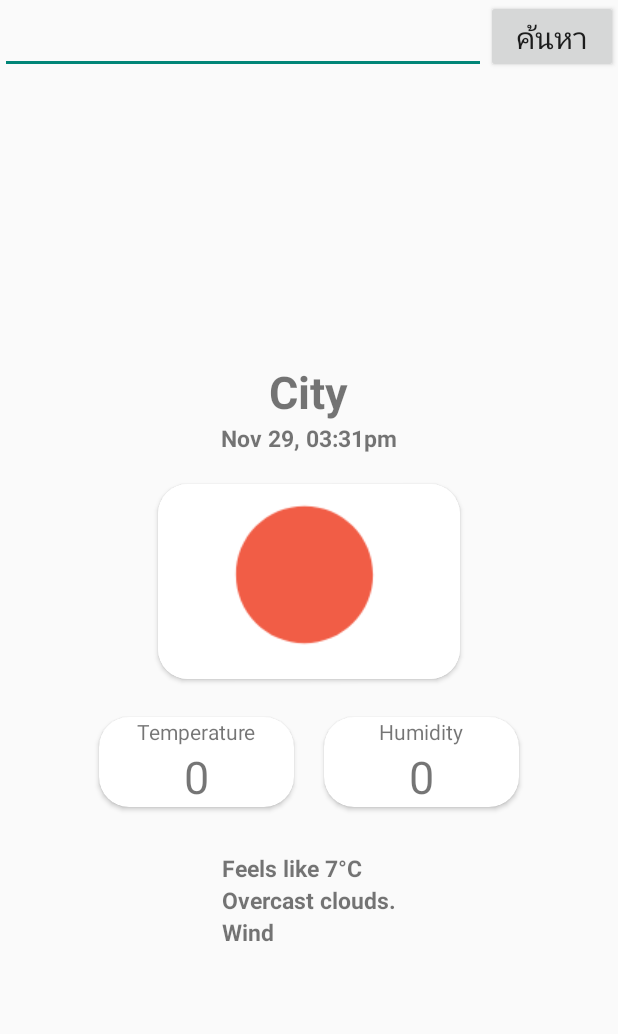
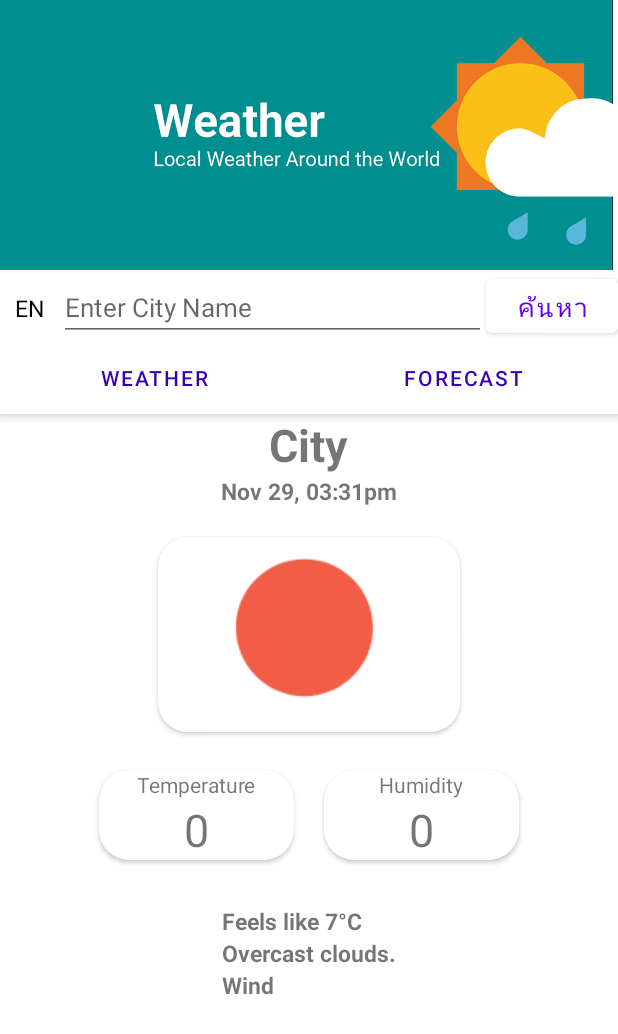
Before and after one commit to tchanaphon/AppGetWeather, an Android app: the screen it shows after launch (MainActivity), on a phone screen of 412 x 824 dp. Shown: the top 1034 px of the screen. Run offline under Robolectric (Android 15) with nearby library versions, the phone set to English and light mode, and no system bars; our stand-ins replace Dagger/Hilt's generated code, RxJava; libraries missing offline, so code that uses them is left out: io.reactivex.internal; network calls fail; 1 statement that could not run was skipped.

Commit message:
-CoordinatorLayout -Navigation Fragment & Navigation Graph

```diff
--- a/app/src/main/AndroidManifest.xml
+++ b/app/src/main/AndroidManifest.xml
@@ -11,7 +11,7 @@
         android:label="@string/app_name"
         android:roundIcon="@mipmap/ic_launcher_round"
         android:supportsRtl="true"
-        android:theme="@style/Theme.Design.Light.NoActionBar"
+        android:theme="@style/Theme.TestWeather"
         tools:targetApi="31">
         <activity
             android:name=".MainActivity"
--- a/app/src/main/java/com/example/testweather/ForecastFragment.kt
+++ b/app/src/main/java/com/example/testweather/ForecastFragment.kt
@@ -2,7 +2,6 @@ package com.example.testweather
 
 import android.app.Activity
 import android.content.Context
-import androidx.lifecycle.ViewModelProvider
 import android.os.Bundle
 import androidx.fragment.app.Fragment
 import android.view.LayoutInflater
@@ -12,9 +11,7 @@ import android.view.inputmethod.InputMethodManager
 import androidx.fragment.app.viewModels
 import androidx.lifecycle.Observer
 import androidx.recyclerview.widget.LinearLayoutManager
-import com.example.testweather.RecycleView.ForecastAdapter
-import com.example.testweather.api.OpenWeatherAPIRepository
-import com.example.testweather.api.OpenweatherAPI
+import com.example.testweather.adapters.ForecastAdapter
 import com.example.testweather.factory.ForcastViewModelFactory
 import com.example.testweather.databinding.FragmentForecastBinding
 import dagger.hilt.android.AndroidEntryPoint
--- a/app/src/main/java/com/example/testweather/MainActivity.kt
+++ b/app/src/main/java/com/example/testweather/MainActivity.kt
@@ -42,15 +42,6 @@ class MainActivity : AppCompatActivity() {
 //        //thread.isDaemon = true
 //        thread.start()
 
-        thread(start = true,isDaemon = false){
-            var aa = 0
-            for (i in 1..1000000){
-                val myApi : OpenweatherAPI = OpenweatherAPI.getInstance()
-                aa+=i
-                println(myApi.toString().plus(getTemType()+aa).plus(" ").plus(i))
-            }
-        }
-
 
 //        findNavController(R.id.forecastFragment)
 //        findNavController(R.id.weatherFragment).popBackStack()
--- a/app/src/main/java/com/example/testweather/WeatherFragment.kt
+++ b/app/src/main/java/com/example/testweather/WeatherFragment.kt
@@ -41,6 +41,7 @@ class WeatherFragment : Fragment() {
         super.onActivityCreated(savedInstanceState)
        // viewModel = ViewModelProvider(this,factory)[WeatherViewModel::class.java]
         getWeather("Bangkok")
+
     }
 
     @SuppressLint("SetTextI18n")
--- a/app/src/main/java/com/example/testweather/WeatherViewModel.kt
+++ b/app/src/main/java/com/example/testweather/WeatherViewModel.kt
@@ -36,13 +36,13 @@ class WeatherViewModel @Inject constructor(
 
     private val _weather2 :MutableSharedFlow<WeatherInfo2> = MutableSharedFlow()
 
-    init {
-        ScopeProvider.launch {
-            _weather2.collect { w ->
-                _weather.value = w
-            }
-        }
-    }
+//    init {
+//        ScopeProvider.launch {
+//            _weather2.collect { w ->
+//                _weather.value = w
+//            }
+//        }
+//    }
 
     fun getWeather2(q:String,appId:String,unit:String):Job{
         return ScopeProvider.launch {
--- a/app/src/main/java/com/example/testweather/RecycleView/ForecastAdapter.kt
+++ b/app/src/main/java/com/example/testweather/adapters/ForecastAdapter.kt
@@ -1,15 +1,11 @@
-package com.example.testweather.RecycleView
+package com.example.testweather.adapters
 
-import android.content.Context
 import android.view.LayoutInflater
-import android.view.View
 import android.view.ViewGroup
-import android.widget.TextView
 import androidx.databinding.DataBindingUtil
 import androidx.recyclerview.widget.RecyclerView
 import com.example.testweather.R
 import com.example.testweather.data.model.ForecastInfo
-import com.example.testweather.databinding.FragmentForecastBinding
 import com.example.testweather.databinding.LayoutListForecastBinding
 import com.example.testweather.getIcon
 import java.text.SimpleDateFormat
--- /dev/null
+++ b/app/src/main/java/com/example/testweather/adapters/PagerAdapter.kt
@@ -0,0 +1,25 @@
+package com.example.testweather.adapters
+
+import androidx.fragment.app.Fragment
+import androidx.viewpager2.adapter.FragmentStateAdapter
+import com.example.testweather.ForecastFragment
+import com.example.testweather.WeatherFragment
+
+const val WEATHER_PAGE_INDEX = 0
+const val FORECAST_PAGE_INDEX = 1
+
+class PagerAdapter(fragment: Fragment) : FragmentStateAdapter(fragment) {
+
+    private val tabFragment: Map<Int,() -> Fragment> = mapOf(
+        WEATHER_PAGE_INDEX to { WeatherFragment() },
+        FORECAST_PAGE_INDEX to { ForecastFragment() }
+    )
+
+    override fun getItemCount(): Int {
+        return tabFragment.size
+    }
+
+    override fun createFragment(position: Int): Fragment {
+        return tabFragment[position]?.invoke()?: throw IndexOutOfBoundsException()
+    }
+}
--- a/app/src/main/java/com/example/testweather/api/RetrofitManager.kt
+++ /dev/null
@@ -1,7 +0,0 @@
-package com.example.testweather.api
-
-import retrofit2.Retrofit
-
-class RetrofitManager(){
-
-}
--- /dev/null
+++ b/app/src/main/java/com/example/testweather/fragment/ViewPagerFragment.kt
@@ -0,0 +1,43 @@
+package com.example.testweather.fragment
+
+import android.os.Bundle
+import android.view.LayoutInflater
+import android.view.View
+import android.view.ViewGroup
+import androidx.appcompat.app.AppCompatActivity
+import androidx.fragment.app.Fragment
+import androidx.viewpager.widget.PagerAdapter
+import com.example.testweather.adapters.FORECAST_PAGE_INDEX
+import com.example.testweather.adapters.WEATHER_PAGE_INDEX
+import com.example.testweather.databinding.FragmentViewPagerBinding
+import com.google.android.material.tabs.TabLayoutMediator
+
+class ViewPagerFragment : Fragment(){
+    override fun onCreateView(
+        inflater: LayoutInflater,
+        container: ViewGroup?,
+        savedInstanceState: Bundle?
+    ): View? {
+        val binding = FragmentViewPagerBinding.inflate(inflater,container,false)
+        val tabLayout = binding.tabs
+        val viewPager = binding.viewPager
+
+        viewPager.adapter = com.example.testweather.adapters.PagerAdapter(this)
+
+        TabLayoutMediator(tabLayout,viewPager) {tab, position ->
+            tab.text = getTabTitle(position)
+        }.attach()
+
+        (activity as AppCompatActivity)
+
+        return binding.root
+    }
+
+    private fun getTabTitle(position: Int): String?{
+        return when(position){
+            WEATHER_PAGE_INDEX -> "Weather"
+            FORECAST_PAGE_INDEX -> "Forecast"
+            else -> null
+        }
+    }
+}
--- /dev/null
+++ b/app/src/main/res/drawable/tab_icon_color_selector.xml
@@ -0,0 +1,21 @@
+<?xml version="1.0" encoding="utf-8"?>
+<!--
+  ~ Copyright 2019 Google LLC
+  ~
+  ~ Licensed under the Apache License, Version 2.0 (the "License");
+  ~ you may not use this file except in compliance with the License.
+  ~ You may obtain a copy of the License at
+  ~
+  ~     https://www.apache.org/licenses/LICENSE-2.0
+  ~
+  ~ Unless required by applicable law or agreed to in writing, software
+  ~ distributed under the License is distributed on an "AS IS" BASIS,
+  ~ WITHOUT WARRANTIES OR CONDITIONS OF ANY KIND, either express or implied.
+  ~ See the License for the specific language governing permissions and
+  ~ limitations under the License.
+  -->
+
+<selector xmlns:android="http://schemas.android.com/apk/res/android">
+    <item android:color="?attr/colorOnPrimary" android:state_activated="true" />
+    <item android:color="?attr/colorPrimaryDark"/>
+</selector>
--- a/app/src/main/res/layout/fragment_forecast.xml
+++ b/app/src/main/res/layout/fragment_forecast.xml
@@ -6,45 +6,18 @@
     android:layout_height="match_parent"
     tools:context=".ForecastFragment">
 
-
-
     <androidx.constraintlayout.widget.ConstraintLayout
         android:layout_width="match_parent"
         android:layout_height="match_parent">
-        <LinearLayout
-            android:id="@+id/linear"
-            android:layout_width="match_parent"
-            android:layout_height="wrap_content"
-            android:orientation="horizontal"
-            app:layout_constraintTop_toTopOf="parent">
-
-            <EditText
-                android:id="@+id/editText"
-                android:layout_width="match_parent"
-                android:layout_height="wrap_content"
-                android:textSize="20dp"
-                android:layout_weight="1"
-                android:singleLine="true"
-                app:layout_constraintEnd_toEndOf="@+id/bt_search"
-                app:layout_constraintTop_toTopOf="parent" />
-
-            <Button
-                android:id="@+id/bt_search_forecast"
-                android:layout_width="wrap_content"
-                android:layout_height="wrap_content"
-                android:text="ค้นหา"
-                android:textSize="20dp"
-                app:layout_constraintEnd_toEndOf="parent"
-                app:layout_constraintTop_toTopOf="parent" />
-        </LinearLayout>
 
         <LinearLayout
             android:layout_width="match_parent"
             android:layout_height="0dp"
+            android:gravity="center"
             app:layout_constraintBottom_toBottomOf="parent"
             app:layout_constraintStart_toStartOf="parent"
-            app:layout_constraintTop_toBottomOf="@+id/linear"
-            android:gravity="center">
+            app:layout_constraintTop_toTopOf="parent">
+
             <androidx.recyclerview.widget.RecyclerView
                 android:id="@+id/recyclerview"
                 android:layout_width="match_parent"
--- /dev/null
+++ b/app/src/main/res/layout/fragment_view_pager.xml
@@ -0,0 +1,89 @@
+<?xml version="1.0" encoding="utf-8"?>
+<androidx.coordinatorlayout.widget.CoordinatorLayout
+    xmlns:android="http://schemas.android.com/apk/res/android"
+    android:layout_width="match_parent"
+    android:layout_height="match_parent"
+    xmlns:app="http://schemas.android.com/apk/res-auto">
+
+    <androidx.viewpager2.widget.ViewPager2
+        android:id="@+id/viewPager"
+        android:layout_width="match_parent"
+        android:layout_height="match_parent"
+        app:layout_behavior="@string/appbar_scrolling_view_behavior" />
+
+    <com.google.android.material.appbar.AppBarLayout
+        android:layout_width="match_parent"
+        android:layout_height="wrap_content"
+        android:fitsSystemWindows="true">
+
+        <com.google.android.material.appbar.CollapsingToolbarLayout
+            android:id="@+id/collapsingToolbar"
+            android:layout_width="match_parent"
+            android:layout_height="wrap_content"
+            app:expandedTitleGravity="center_horizontal"
+            app:layout_scrollFlags="scroll|snap"
+            app:toolbarId="@id/toolbar">
+
+            <com.google.android.material.appbar.MaterialToolbar
+                android:id="@+id/toolbar"
+                style="@style/Widget.MaterialComponents.Toolbar.Primary"
+                android:layout_width="match_parent"
+                android:layout_height="wrap_content"
+                app:layout_collapseMode="parallax"
+                app:contentInsetStart="0dp"
+                app:layout_collapseParallaxMultiplier="0.5">
+
+                <androidx.appcompat.widget.AppCompatImageView
+                    android:layout_width="match_parent"
+                    android:layout_height="180dp"
+                    android:scaleType="fitStart"
+                    android:backgroundTint="@color/white"
+                    android:src="@drawable/weather_ogr" />
+
+            </com.google.android.material.appbar.MaterialToolbar>
+
+        </com.google.android.material.appbar.CollapsingToolbarLayout>
+
+        <androidx.appcompat.widget.LinearLayoutCompat
+            android:id="@+id/linear"
+            android:layout_width="match_parent"
+            android:layout_height="match_parent"
+            android:orientation="horizontal">
+
+            <TextView
+                android:layout_width="wrap_content"
+                android:layout_height="wrap_content"
+                android:layout_marginHorizontal="10dp"
+                android:background="@color/white"
+                android:text="@string/en"
+                android:textColor="@color/black"
+                android:textSize="15dp" />
+
+            <EditText
+                android:id="@+id/editText"
+                android:layout_width="match_parent"
+                android:layout_height="wrap_content"
+                android:layout_weight="1"
+                android:hint="Enter City Name"
+                android:singleLine="true"
+                android:textSize="17dp" />
+
+            <Button
+                android:id="@+id/bt_search_weather"
+                android:layout_width="wrap_content"
+                android:layout_height="wrap_content"
+                android:text="ค้นหา"
+                android:textSize="17dp" />
+        </androidx.appcompat.widget.LinearLayoutCompat>
+
+        <com.google.android.material.tabs.TabLayout
+            android:id="@+id/tabs"
+            android:layout_width="match_parent"
+            android:layout_height="wrap_content"
+            app:tabIconTint="@drawable/tab_icon_color_selector"
+            app:tabTextColor="?attr/colorPrimaryDark"
+            app:layout_collapseMode="pin" />
+
+    </com.google.android.material.appbar.AppBarLayout>
+
+</androidx.coordinatorlayout.widget.CoordinatorLayout>
--- a/app/src/main/res/layout/fragment_weather.xml
+++ b/app/src/main/res/layout/fragment_weather.xml
@@ -3,73 +3,48 @@
     xmlns:tools="http://schemas.android.com/tools"
     xmlns:app="http://schemas.android.com/apk/res-auto"
     android:layout_width="match_parent"
-    android:layout_height="match_parent"
+    android:layout_height="wrap_content"
     tools:context=".WeatherFragment">
 
     <androidx.constraintlayout.widget.ConstraintLayout
         android:layout_width="match_parent"
         android:layout_height="match_parent">
-        <LinearLayout
-            android:id="@+id/linear"
-            android:layout_width="match_parent"
-            android:layout_height="wrap_content"
-            android:orientation="horizontal"
-            app:layout_constraintTop_toTopOf="parent">
-
-            <EditText
-                android:id="@+id/editText"
-                android:layout_width="match_parent"
-                android:layout_height="wrap_content"
-                android:textSize="20dp"
-                android:layout_weight="1"
-                android:singleLine="true"
-                app:layout_constraintEnd_toEndOf="@+id/bt_search"
-                app:layout_constraintTop_toTopOf="parent" />
-
-            <Button
-                android:id="@+id/bt_search_weather"
-                android:layout_width="wrap_content"
-                android:layout_height="wrap_content"
-                android:text="ค้นหา"
-                android:textSize="20dp"
-                app:layout_constraintEnd_toEndOf="parent"
-                app:layout_constraintTop_toTopOf="parent" />
-        </LinearLayout>
 
         <LinearLayout
             android:layout_width="match_parent"
             android:layout_height="wrap_content"
-            app:layout_constraintBottom_toBottomOf="parent"
-            app:layout_constraintStart_toStartOf="parent"
-            app:layout_constraintTop_toBottomOf="@+id/linear"
+            android:gravity="center"
             android:orientation="vertical"
-            android:gravity="center">
+            app:layout_constraintTop_toTopOf="parent">
+
             <TextView
                 android:id="@+id/city"
                 android:layout_width="wrap_content"
                 android:layout_height="wrap_content"
                 android:text="City"
                 android:textSize="30dp"
-                android:textStyle="bold"/>
+                android:textStyle="bold" />
+
             <TextView
                 android:id="@+id/time"
                 android:layout_width="wrap_content"
                 android:layout_height="wrap_content"
                 android:text="Nov 29, 03:31pm"
                 android:textSize="15dp"
-                android:textStyle="bold"/>
+                android:textStyle="bold" />
 
             <androidx.cardview.widget.CardView
                 android:layout_width="wrap_content"
                 android:layout_height="wrap_content"
                 android:layout_marginTop="20dp"
-                app:cardCornerRadius="20dp"
-                android:gravity="center">
+                android:gravity="center"
+                app:cardCornerRadius="20dp">
+
                 <ImageView
                     android:id="@+id/icon"
                     android:layout_width="wrap_content"
                     android:layout_height="wrap_content"
-                    android:src="@drawable/n01"/>
+                    android:src="@drawable/n01" />
             </androidx.cardview.widget.CardView>
 
             <LinearLayout
@@ -77,52 +52,59 @@
                 android:layout_height="wrap_content"
                 android:layout_marginTop="15dp"
                 android:gravity="center">
+
                 <androidx.cardview.widget.CardView
                     android:layout_width="130dp"
                     android:layout_height="wrap_content"
-                    app:cardCornerRadius="20dp"
-                    android:layout_margin="10dp">
+                    android:layout_margin="10dp"
+                    app:cardCornerRadius="20dp">
+
                     <LinearLayout
                         android:id="@+id/temType"
                         android:layout_width="match_parent"
                         android:layout_height="match_parent"
                         android:orientation="vertical">
+
                         <TextView
                             android:layout_width="match_parent"
                             android:layout_height="wrap_content"
-                            android:text="Temperature"
-                            android:gravity="center"/>
+                            android:gravity="center"
+                            android:text="Temperature" />
+
                         <TextView
                             android:id="@+id/tvTem"
                             android:layout_width="match_parent"
                             android:layout_height="match_parent"
-                            android:textSize="30dp"
+                            android:gravity="center"
                             android:text="0"
-                            android:gravity="center"/>
+                            android:textSize="30dp" />
                     </LinearLayout>
                 </androidx.cardview.widget.CardView>
 
                 <androidx.cardview.widget.CardView
                     android:layout_width="130dp"
                     android:layout_height="wrap_content"
-                    app:cardCornerRadius="20dp"
-                    android:layout_margin="10dp">
+                    android:layout_margin="10dp"
+                    app:cardCornerRadius="20dp">
+
                     <LinearLayout
                         android:layout_width="match_parent"
                         android:layout_height="match_parent"
                         android:orientation="vertical">
+
                         <TextView
                             android:layout_width="match_parent"
                             android:layout_height="wrap_content"
-                            android:text="Humidity"
-                            android:gravity="center"/>
+                            android:gravity="center"
+                            android:text="Humidity" />
+
                         <TextView
                             android:id="@+id/tvHum"
                             android:layout_width="match_parent"
                             android:layout_height="match_parent"
-                            android:textSize="30dp"
+                            android:gravity="center"
                             android:text="0"
-                            android:gravity="center"/>
+                            android:textSize="30dp" />
                     </LinearLayout>
                 </androidx.cardview.widget.CardView>
             </LinearLayout>
@@ -131,28 +113,31 @@
                 android:layout_width="wrap_content"
                 android:layout_height="wrap_content"
                 android:orientation="vertical">
+
                 <TextView
                     android:id="@+id/feels"
                     android:layout_width="wrap_content"
                     android:layout_height="wrap_content"
                     android:layout_marginTop="20dp"
+                    android:text="Feels like 7°C"
                     android:textSize="15dp"
-                    android:textStyle="bold"
-                    android:text="Feels like 7°C"/>
+                    android:textStyle="bold" />
+
                 <TextView
                     android:id="@+id/description"
                     android:layout_width="wrap_content"
                     android:layout_height="wrap_content"
+                    android:text="Overcast clouds."
                     android:textSize="15dp"
-                    android:textStyle="bold"
-                    android:text="Overcast clouds."/>
+                    android:textStyle="bold" />
+
                 <TextView
                     android:id="@+id/wind"
                     android:layout_width="wrap_content"
                     android:layout_height="wrap_content"
+                    android:text="Wind "
                     android:textSize="15dp"
-                    android:textStyle="bold"
-                    android:text="Wind "/>
+                    android:textStyle="bold" />
             </LinearLayout>
         </LinearLayout>
     </androidx.constraintlayout.widget.ConstraintLayout>
--- a/app/src/main/res/navigation/main_nav.xml
+++ b/app/src/main/res/navigation/main_nav.xml
@@ -3,23 +3,30 @@
     xmlns:app="http://schemas.android.com/apk/res-auto"
     xmlns:tools="http://schemas.android.com/tools"
     android:id="@+id/main_nav"
-    app:startDestination="@id/weatherFragment">
+    app:startDestination="@id/view_pager_fragment">
+
+    <fragment
+        android:id="@+id/view_pager_fragment"
+        android:name="com.example.testweather.fragment.ViewPagerFragment"
+        tools:layout="@layout/fragment_view_pager">
+        <action
+            android:id="@+id/action_view_pager_fragment_to_weatherFragment"
+            app:destination="@id/weatherFragment" />
+    </fragment>
+
+    <fragment
+        android:id="@+id/weatherFragment"
+        android:name="com.example.testweather.WeatherFragment"
+        android:label="fragment_weather"
+        tools:layout="@layout/fragment_weather" >
+        <action
+            android:id="@+id/action_weatherFragment_to_forecastFragment"
+            app:destination="@id/forecastFragment" />
+    </fragment>
 
     <fragment
         android:id="@+id/forecastFragment"
         android:name="com.example.testweather.ForecastFragment"
         android:label="fragment_forecast"
         tools:layout="@layout/fragment_forecast" />
-    <fragment
-        android:id="@+id/weatherFragment"
-        android:name="com.example.testweather.WeatherFragment"
-        android:label="fragment_weather"
-        tools:layout="@layout/fragment_weather" />
-    <action
-        android:id="@+id/action_global_forecastFragment"
-        app:destination="@id/forecastFragment"
-        app:enterAnim="@anim/nav_default_enter_anim"
-        app:exitAnim="@anim/nav_default_exit_anim"
-        app:popEnterAnim="@anim/nav_default_pop_enter_anim"
-        app:popExitAnim="@anim/nav_default_pop_exit_anim" />
 </navigation>
--- a/app/src/main/res/values-night/themes.xml
+++ b/app/src/main/res/values-night/themes.xml
@@ -1,9 +1,9 @@
 <resources xmlns:tools="http://schemas.android.com/tools">
     <!-- Base application theme. -->
-    <style name="Theme.TestWeather" parent="Theme.MaterialComponents.DayNight.NoActionBar">
+    <style name="Theme.TestWeatherNoActionBar" parent="Theme.MaterialComponents.DayNight.NoActionBar">
         <!-- Primary brand color. -->
         <item name="colorPrimary">@color/purple_200</item>
-        <item name="colorPrimaryVariant">@color/purple_700</item>
+        <item name="colorPrimaryVariant">@color/white</item>
         <item name="colorOnPrimary">@color/black</item>
         <!-- Secondary brand color. -->
         <item name="colorSecondary">@color/black</item>
--- a/app/src/main/res/values/strings.xml
+++ b/app/src/main/res/values/strings.xml
@@ -2,4 +2,6 @@
     <string name="app_name">CurrentWeather</string>
     <string name="Celsius">(Celsius)</string>
     <string name="Fahrenheit">(Fahrenheit)</string>
+    <string name="en">EN</string>
+    <string name="th">TH</string>
 </resources>
--- a/app/src/main/res/values/themes.xml
+++ b/app/src/main/res/values/themes.xml
@@ -1,10 +1,10 @@
 <resources xmlns:tools="http://schemas.android.com/tools">
     <!-- Base application theme. -->
-    <style name="Theme.TestWeather" parent="Theme.MaterialComponents.DayNight.DarkActionBar">
+    <style name="Theme.TestWeather" parent="Theme.MaterialComponents.DayNight.NoActionBar">
         <!-- Primary brand color. -->
-        <item name="colorPrimary">@color/purple_500</item>
+        <item name="colorPrimary">@color/white</item>
         <item name="colorPrimaryVariant">@color/purple_700</item>
-        <item name="colorOnPrimary">@color/white</item>
+        <item name="colorOnPrimary">@color/purple_500</item>
         <!-- Secondary brand color. -->
         <item name="colorSecondary">@color/teal_200</item>
         <item name="colorSecondaryVariant">@color/teal_700</item>
--- a/app/src/main/res/xml/backup_rules.xml
+++ /dev/null
@@ -1,13 +0,0 @@
-<?xml version="1.0" encoding="utf-8"?><!--
-   Sample backup rules file; uncomment and customize as necessary.
-   See https://developer.android.com/guide/topics/data/autobackup
-   for details.
-   Note: This file is ignored for devices older that API 31
-   See https://developer.android.com/about/versions/12/backup-restore
--->
-<full-backup-content>
-    <!--
-   <include domain="sharedpref" path="."/>
-   <exclude domain="sharedpref" path="device.xml"/>
--->
-</full-backup-content>
```
Also changed, not shown: app/src/main/res/drawable-v24/npic.jpg (added), app/src/main/res/drawable-v24/weather_ogr.png (added).
